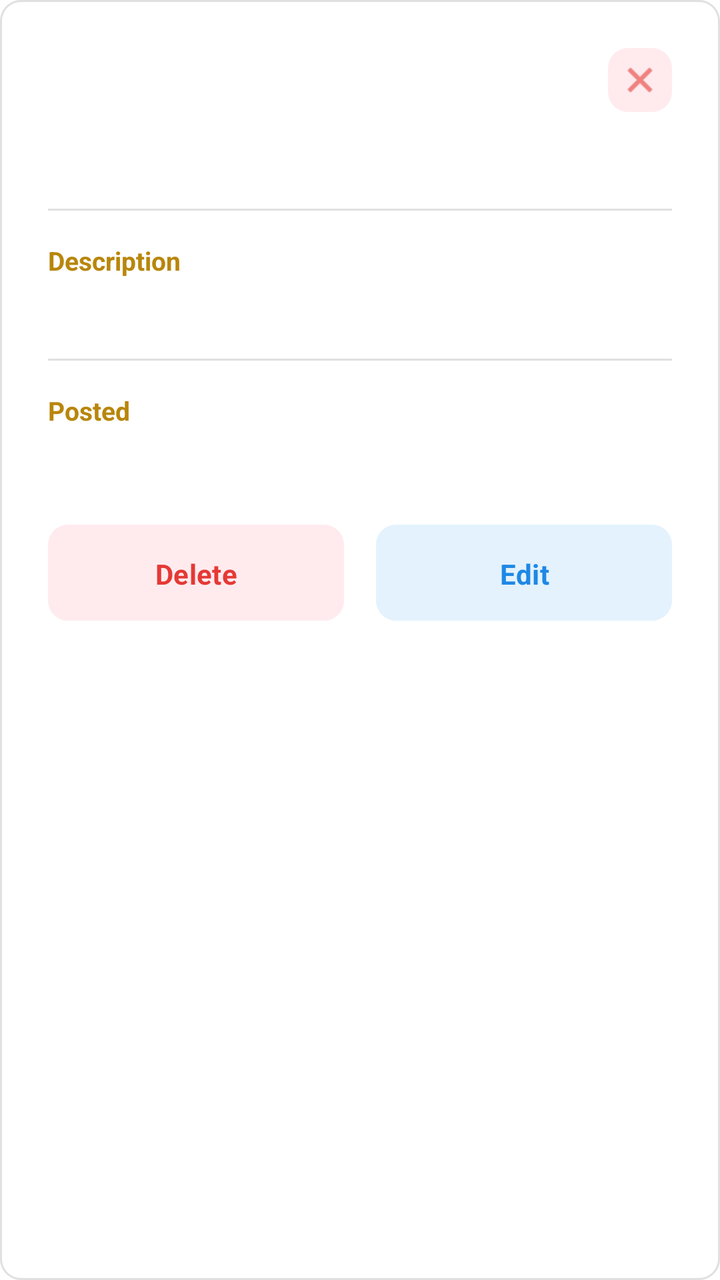
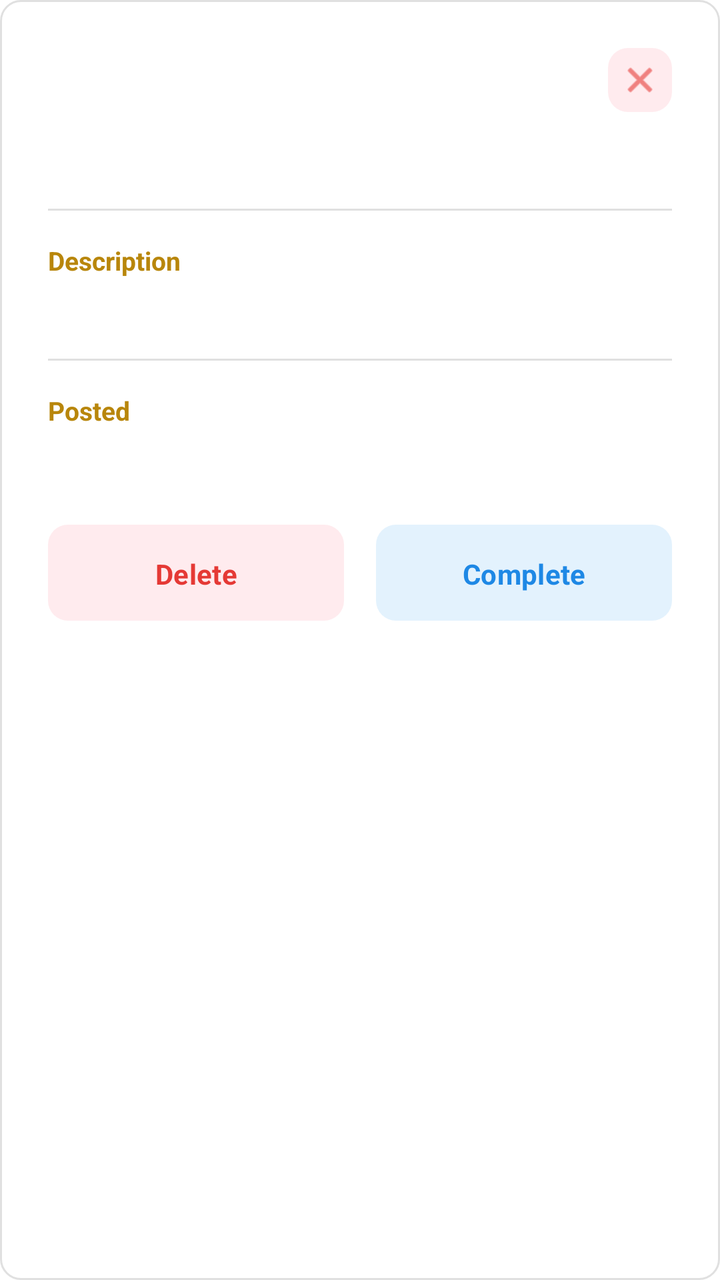

Compare the two renders of this Android layout. The source of the first and the diff that turns it into the second are given below.
<!-- AndroidManifest.xml: application theme Theme.G08 -->
<!-- res/layout/dialog_request_detail.xml -->
<?xml version="1.0" encoding="utf-8"?>
<LinearLayout xmlns:android="http://schemas.android.com/apk/res/android"
    xmlns:app="http://schemas.android.com/apk/res-auto"
    android:layout_width="match_parent"
    android:layout_height="wrap_content"
    android:orientation="vertical"
    android:background="@drawable/edittext_bordered"
    android:padding="24dp">

    
    <FrameLayout
        android:layout_width="match_parent"
        android:layout_height="wrap_content">

        <TextView
            android:id="@+id/dialogRequestTitle"
            android:layout_width="match_parent"
            android:layout_height="wrap_content"
            android:layout_marginEnd="40dp"
            android:layout_gravity="center_vertical"
            android:textColor="@color/main_netural_color"
            android:textSize="20sp"
            android:textStyle="bold" />

        <ImageButton
            android:id="@+id/dialogCloseIcon"
            android:layout_width="32dp"
            android:layout_height="32dp"
            android:layout_gravity="end|center_vertical"
            android:background="@drawable/bg_close_icon"
            android:contentDescription="@string/request_detail_close"
            android:scaleType="centerInside"
            android:padding="6dp"
            app:srcCompat="@android:drawable/ic_menu_close_clear_cancel"
            app:tint="@color/light_red_icon" />
    </FrameLayout>


    <LinearLayout
        android:layout_width="match_parent"
        android:layout_height="wrap_content"
        android:layout_marginTop="8dp"
        android:orientation="horizontal"
        android:gravity="center_vertical">

        <TextView
            android:id="@+id/dialogRequestStatus"
            android:layout_width="wrap_content"
            android:layout_height="wrap_content"
            android:paddingHorizontal="12dp"
            android:paddingVertical="4dp"
            android:textColor="@color/white"
            android:textSize="12sp"
            android:textStyle="bold" />

        <TextView
            android:id="@+id/dialogHighestBid"
            android:layout_width="wrap_content"
            android:layout_height="wrap_content"
            android:layout_marginStart="8dp"
            android:paddingHorizontal="12dp"
            android:paddingVertical="4dp"
            android:textColor="@color/white"
            android:textSize="12sp"
            android:textStyle="bold" />
    </LinearLayout>


    <View
        android:layout_width="match_parent"
        android:layout_height="1dp"
        android:layout_marginVertical="16dp"
        android:background="@color/input_border_light_grey" />


    <TextView
        android:layout_width="wrap_content"
        android:layout_height="wrap_content"
        android:text="@string/request_detail_label_description"
        android:textColor="@color/main_cust_color"
        android:textSize="13sp"
        android:textStyle="bold" />


    <TextView
        android:id="@+id/dialogRequestBody"
        android:layout_width="match_parent"
        android:layout_height="wrap_content"
        android:layout_marginTop="4dp"
        android:textColor="@color/main_netural_color"
        android:textSize="15sp"
        android:lineSpacingMultiplier="1.3" />


    <View
        android:layout_width="match_parent"
        android:layout_height="1dp"
        android:layout_marginVertical="16dp"
        android:background="@color/input_border_light_grey" />


    <TextView
        android:layout_width="wrap_content"
        android:layout_height="wrap_content"
        android:text="@string/request_detail_label_posted"
        android:textColor="@color/main_cust_color"
        android:textSize="13sp"
        android:textStyle="bold" />


    <TextView
        android:id="@+id/dialogRequestTime"
        android:layout_width="match_parent"
        android:layout_height="wrap_content"
        android:layout_marginTop="4dp"
        android:textColor="@color/main_netural_color"
        android:textSize="15sp" />


    <LinearLayout
        android:layout_width="match_parent"
        android:layout_height="wrap_content"
        android:layout_marginTop="24dp"
        android:orientation="horizontal">

        <Button
            android:id="@+id/dialogDeleteButton"
            android:layout_width="0dp"
            android:layout_height="48dp"
            android:layout_weight="1"
            android:layout_marginEnd="8dp"
            android:text="@string/request_detail_delete"
            android:textColor="@color/light_red_icon"
            android:textSize="14sp"
            android:textStyle="bold"
            android:insetTop="0dp"
            android:insetBottom="0dp"
            app:backgroundTint="@color/light_red"
            app:cornerRadius="10dp" />

        <Button
            android:id="@+id/dialogEditButton"
            android:layout_width="0dp"
            android:layout_height="48dp"
            android:layout_weight="1"
            android:layout_marginStart="8dp"
            android:text="@string/request_detail_edit"
            android:textColor="@color/light_blue_text"
            android:textSize="14sp"
            android:textStyle="bold"
            android:insetTop="0dp"
            android:insetBottom="0dp"
            app:backgroundTint="@color/light_blue"
            app:cornerRadius="10dp" />
    </LinearLayout>

</LinearLayout>
<!-- resources referenced by this layout -->
<resources>
  <color name="input_border_light_grey">#E0E0E0</color>
  <color name="light_blue">#E3F2FD</color>
  <color name="light_blue_text">#1E88E5</color>
  <color name="light_red">#FFEBEE</color>
  <color name="light_red_icon">#E53935</color>
  <color name="main_cust_color">#B8860B</color>
  <color name="main_netural_color">#424242</color>
  <color name="white">#FFFFFFFF</color>
  <!-- drawable bg_close_icon (drawable) -->
  <?xml version="1.0" encoding="utf-8"?>
  <shape xmlns:android="http://schemas.android.com/apk/res/android"
      android:shape="rectangle">
      <solid android:color="@color/light_red" />
      <corners android:radius="10dp" />
  </shape>
  <!-- drawable edittext_bordered (drawable) -->
  <?xml version="1.0" encoding="utf-8"?>
  <shape xmlns:android="http://schemas.android.com/apk/res/android"
      android:shape="rectangle">
      <solid android:color="@color/white" />
      <stroke
          android:width="1dp"
          android:color="@color/input_border_light_grey" />
      <corners android:radius="10dp" />
  </shape>
  <string name="request_detail_close">Close</string>
  <string name="request_detail_delete">Delete</string>
  <string name="request_detail_edit">Edit</string>
  <string name="request_detail_label_description">Description</string>
  <string name="request_detail_label_posted">Posted</string>
  <style name="Theme.G08" parent="Base.Theme.G08" />
  <style name="Base.Theme.G08" parent="Theme.Material3.DayNight.NoActionBar">
          
          
          <item name="android:windowBackground">@color/cardview_light_background</item>
          <item name="android:fontFamily">sans-serif</item>
          <item name="materialButtonStyle">@style/Widget.G08.Button</item>
          <item name="editTextStyle">@style/Widget.G08.EditText</item>
      </style>
  <style name="Widget.G08.Button" parent="Widget.Material3.Button">
          <item name="cornerRadius">@dimen/button_corner_radius</item>
          <item name="android:paddingTop">@dimen/button_vertical_padding</item>
          <item name="android:paddingBottom">@dimen/button_vertical_padding</item>
          <item name="android:textStyle">bold</item>
          <item name="android:layout_marginTop">@dimen/button_vertical_margin</item>
          <item name="android:layout_marginBottom">@dimen/button_vertical_margin</item>
      </style>
  <style name="Widget.G08.EditText" parent="Widget.AppCompat.EditText">
          <item name="android:background">@drawable/edittext_bordered</item>
          <item name="android:padding">12dp</item>
      </style>
  <dimen name="button_corner_radius">10dp</dimen>
  <dimen name="button_vertical_padding">15dp</dimen>
  <dimen name="button_vertical_margin">10dp</dimen>
</resources>

<!-- the commit's change to res/layout/dialog_request_detail.xml (unified diff, before → after) -->
@@ -139,12 +139,12 @@
             app:cornerRadius="10dp" />
 
         <Button
-            android:id="@+id/dialogEditButton"
+            android:id="@+id/dialogCompleteButton"
             android:layout_width="0dp"
             android:layout_height="48dp"
             android:layout_weight="1"
             android:layout_marginStart="8dp"
-            android:text="@string/request_detail_edit"
+            android:text="@string/request_detail_complete"
             android:textColor="@color/light_blue_text"
             android:textSize="14sp"
             android:textStyle="bold"
<!-- resource entries referenced after the edit -->
@@ -26,8 +26,8 @@
       <corners android:radius="10dp" />
   </shape>
   <string name="request_detail_close">Close</string>
+  <string name="request_detail_complete">Complete</string>
   <string name="request_detail_delete">Delete</string>
-  <string name="request_detail_edit">Edit</string>
   <string name="request_detail_label_description">Description</string>
   <string name="request_detail_label_posted">Posted</string>
   <style name="Theme.G08" parent="Base.Theme.G08" />
